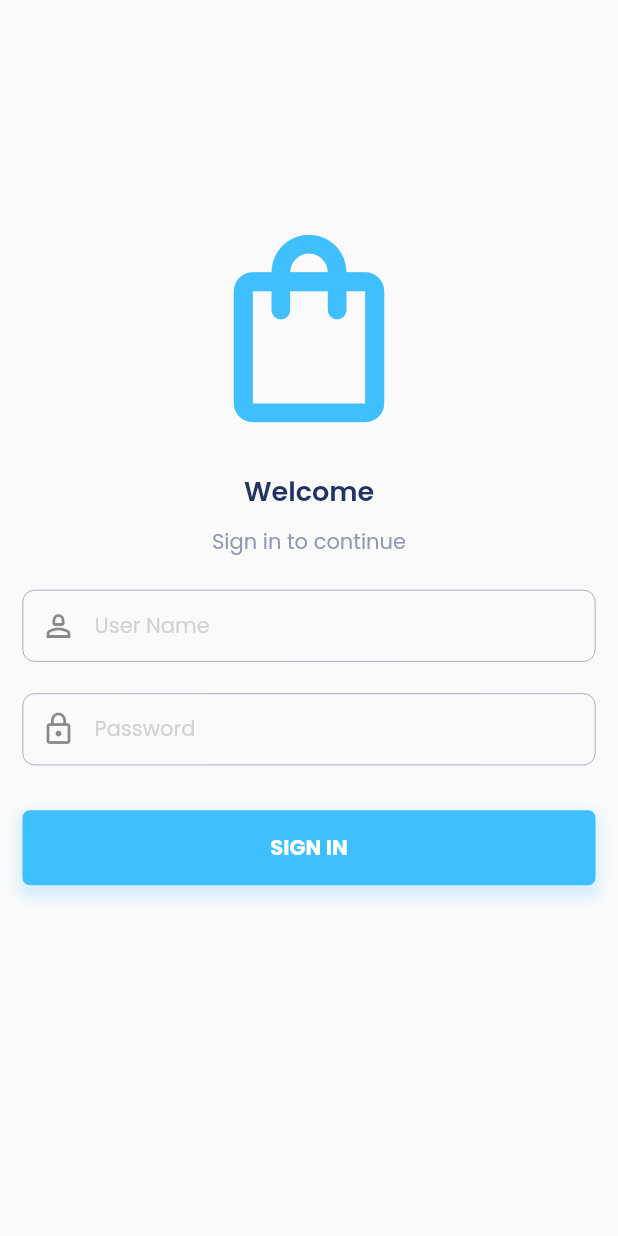
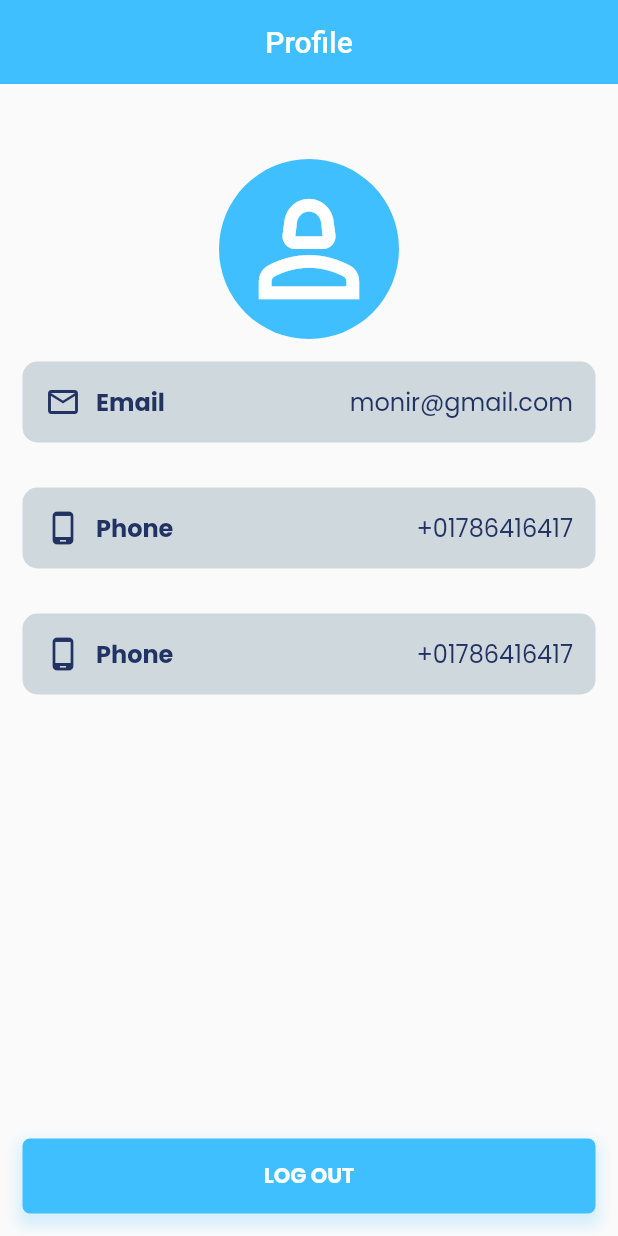
Before and after one commit to monirhelalee/simple-crud-with-getx, a Flutter app: the screen it shows after launch, on a phone screen of 412 x 824 dp. Run offline on Flutter 3.47's test engine with Material 2 defaults, Android fonts, the phone set to English and light mode, and no system bars; our stand-ins replace dio, get, google_fonts.

Commit message:
profile UI done

```diff
--- /dev/null
+++ b/lib/app/modules/profile/bindings/profile_binding.dart
@@ -0,0 +1,12 @@
+import 'package:get/get.dart';
+
+import '../controllers/profile_controller.dart';
+
+class ProfileBinding extends Bindings {
+  @override
+  void dependencies() {
+    Get.lazyPut<ProfileController>(
+      () => ProfileController(),
+    );
+  }
+}
--- /dev/null
+++ b/lib/app/modules/profile/controllers/profile_controller.dart
@@ -0,0 +1,23 @@
+import 'package:get/get.dart';
+
+class ProfileController extends GetxController {
+  //TODO: Implement ProfileController
+
+  final count = 0.obs;
+  @override
+  void onInit() {
+    super.onInit();
+  }
+
+  @override
+  void onReady() {
+    super.onReady();
+  }
+
+  @override
+  void onClose() {
+    super.onClose();
+  }
+
+  void increment() => count.value++;
+}
--- /dev/null
+++ b/lib/app/modules/profile/views/profile_view.dart
@@ -0,0 +1,108 @@
+import 'package:flutter/material.dart';
+import 'package:get/get.dart';
+import 'package:google_fonts/google_fonts.dart';
+import 'package:simple_crud_with_getx/app/core/common_widgets/common_button.dart';
+import 'package:simple_crud_with_getx/app/core/resource/colors.dart';
+
+import '../controllers/profile_controller.dart';
+
+class ProfileView extends GetView<ProfileController> {
+  const ProfileView({Key? key}) : super(key: key);
+  @override
+  Widget build(BuildContext context) {
+    return Scaffold(
+      appBar: _appBar(),
+      body: _body(),
+      bottomNavigationBar: _bottomNavbar(),
+    );
+  }
+
+  PreferredSizeWidget _appBar() => AppBar(
+        title: const Text('Profile'),
+        centerTitle: true,
+        elevation: 0,
+        backgroundColor: AppTheme.primaryColor,
+      );
+
+  Widget _body() => SingleChildScrollView(
+        child: Column(
+          children: [
+            const SizedBox(
+              height: 50,
+            ),
+            _profilePicture(),
+            _profileInfo(
+              title: "Email",
+              icon: Icons.email_outlined,
+              data: "monir@gmail.com",
+            ),
+            _profileInfo(
+              title: "Phone",
+              icon: Icons.phone_android_outlined,
+              data: "+01786416417",
+            ),
+            _profileInfo(
+              title: "Phone",
+              icon: Icons.phone_android_outlined,
+              data: "+01786416417",
+            ),
+          ],
+        ),
+      );
+
+  Widget _bottomNavbar() => Padding(
+        padding: const EdgeInsets.all(15.0),
+        child: CommonButton(
+          onTap: () {},
+          buttonTitle: "LOG OUT",
+        ),
+      );
+
+  Widget _profilePicture() => Center(
+        child: Container(
+          padding: const EdgeInsets.all(10),
+          decoration: BoxDecoration(
+            color: AppTheme.primaryColor,
+            borderRadius: BorderRadius.circular(100),
+          ),
+          child: Icon(
+            Icons.person_2_outlined,
+            color: Colors.white,
+            size: 100,
+          ),
+        ),
+      );
+  Widget _profileInfo({String? title, IconData? icon, String? data}) => Center(
+        child: Container(
+          padding: const EdgeInsets.all(15),
+          margin: const EdgeInsets.all(15),
+          decoration: BoxDecoration(
+            color: Colors.blueGrey.shade100,
+            borderRadius: BorderRadius.circular(10),
+          ),
+          child: Row(
+            mainAxisAlignment: MainAxisAlignment.spaceBetween,
+            children: [
+              Row(
+                children: [
+                  Icon(icon, color: AppTheme.darkBlueColor),
+                  const SizedBox(width: 10),
+                  Text(
+                    "$title",
+                    style: GoogleFonts.poppins(
+                        fontSize: 16,
+                        fontWeight: FontWeight.bold,
+                        color: AppTheme.darkBlueColor),
+                  ),
+                ],
+              ),
+              Text(
+                "$data",
+                style: GoogleFonts.poppins(
+                    fontSize: 16, color: AppTheme.darkBlueColor),
+              ),
+            ],
+          ),
+        ),
+      );
+}
--- a/lib/app/routes/app_pages.dart
+++ b/lib/app/routes/app_pages.dart
@@ -6,13 +6,15 @@ import '../modules/login/bindings/login_binding.dart';
 import '../modules/login/views/login_view.dart';
 import '../modules/products/bindings/products_binding.dart';
 import '../modules/products/views/products_view.dart';
+import '../modules/profile/bindings/profile_binding.dart';
+import '../modules/profile/views/profile_view.dart';
 
 part 'app_routes.dart';
 
 class AppPages {
   AppPages._();
 
-  static const INITIAL = Routes.LOGIN;
+  static const INITIAL = Routes.PROFILE;
 
   static final routes = [
     GetPage(
@@ -30,5 +32,10 @@ class AppPages {
       page: () => const ProductsView(),
       binding: ProductsBinding(),
     ),
+    GetPage(
+      name: _Paths.PROFILE,
+      page: () => const ProfileView(),
+      binding: ProfileBinding(),
+    ),
   ];
 }
--- a/lib/app/routes/app_routes.dart
+++ b/lib/app/routes/app_routes.dart
@@ -6,6 +6,7 @@ abstract class Routes {
   static const HOME = _Paths.HOME;
   static const LOGIN = _Paths.LOGIN;
   static const PRODUCTS = _Paths.PRODUCTS;
+  static const PROFILE = _Paths.PROFILE;
 }
 
 abstract class _Paths {
@@ -13,4 +14,5 @@ abstract class _Paths {
   static const HOME = '/home';
   static const LOGIN = '/login';
   static const PRODUCTS = '/products';
+  static const PROFILE = '/profile';
 }
```
Also changed, not shown: 3 other files.
